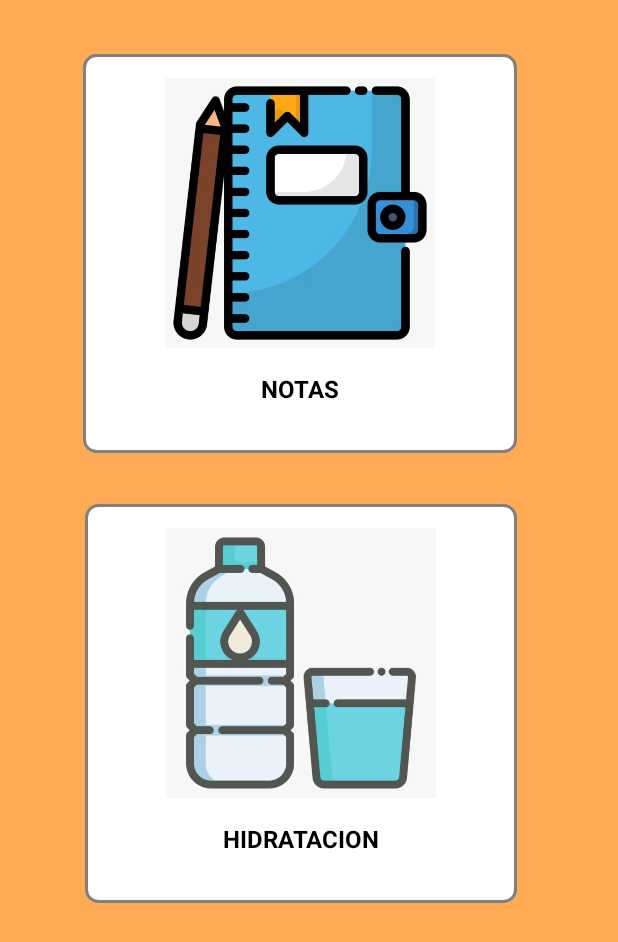
After one commit to neilAnaya/Agenda_1, an Android app: the layout opciones.xml on its own in the app's theme, with its tools: preview values and no code run, on a phone screen of 412 x 824 dp. The commit adds this screen. Shown: the top 942 px of the screen. Run offline under Robolectric (Android 15) with nearby library versions, the phone set to English and light mode, and no system bars.

Commit message:
agragar ventana principal con los botones de notas y hidratacion

```diff
--- /dev/null
+++ b/app/src/main/res/drawable/borderlayout.xml
@@ -0,0 +1,15 @@
+<?xml version="1.0" encoding="utf-8"?>
+<shape xmlns:android="http://schemas.android.com/apk/res/android">
+    <!-- Color del borde -->
+    <stroke
+        android:width="2dp"
+        android:color="#808080">
+        ></stroke>
+
+    <!-- Color de fondo -->
+    <solid android:color="#FFFFFF" /> <!-- Color del fondo, puedes cambiar el valor a otro color -->
+
+    <!-- Opcional: Agrega esquinas redondeadas -->
+    <corners android:radius="8dp" /> <!-- Radio de las esquinas en dp, ajusta según desees -->
+
+</shape>
--- /dev/null
+++ b/app/src/main/res/layout/opciones.xml
@@ -0,0 +1,85 @@
+<?xml version="1.0" encoding="utf-8"?>
+<androidx.constraintlayout.widget.ConstraintLayout xmlns:android="http://schemas.android.com/apk/res/android"
+    xmlns:app="http://schemas.android.com/apk/res-auto"
+    xmlns:tools="http://schemas.android.com/tools"
+    android:layout_width="match_parent"
+    android:layout_height="match_parent"
+    android:background="#FFA5"
+    tools:context=".Opciones">
+
+
+  <LinearLayout
+      android:id="@+id/panel1"
+      android:layout_width="288dp"
+      android:layout_height="266dp"
+      android:layout_marginTop="336dp"
+      android:background="@drawable/borderlayout"
+      android:clickable="true"
+      android:onClick="redirectToForm1"
+      android:orientation="vertical"
+      android:padding="16dp"
+      app:layout_constraintEnd_toEndOf="parent"
+      app:layout_constraintHorizontal_bias="0.458"
+      app:layout_constraintStart_toStartOf="parent"
+      app:layout_constraintTop_toTopOf="parent">
+
+    <ImageView
+        android:id="@+id/imageView"
+        android:layout_width="180dp"
+        android:layout_height="180dp"
+        android:layout_gravity="center"
+        android:scaleType="centerInside"
+        app:srcCompat="@drawable/hidratacion" />
+
+    <TextView
+        android:id="@+id/textView5"
+        android:layout_width="wrap_content"
+        android:layout_height="wrap_content"
+        android:layout_gravity="center_horizontal"
+        android:layout_margin="16dp"
+        android:text="HIDRATACION"
+        android:textColor="#000000"
+        android:textSize="16sp"
+        android:textStyle="bold" />
+
+
+  </LinearLayout>
+
+  <LinearLayout
+      android:id="@+id/panel2"
+      android:layout_width="289dp"
+      android:layout_height="266dp"
+      android:layout_marginTop="36dp"
+      android:background="@drawable/borderlayout"
+      android:clickable="true"
+      android:onClick="redirectToForm2"
+      android:orientation="vertical"
+      android:padding="16dp"
+      app:layout_constraintEnd_toEndOf="parent"
+      app:layout_constraintHorizontal_bias="0.45"
+      app:layout_constraintStart_toStartOf="parent"
+      app:layout_constraintTop_toTopOf="parent">
+
+    <ImageView
+        android:id="@+id/imageView2"
+        android:layout_width="180dp"
+        android:layout_height="180dp"
+        android:layout_gravity="center"
+        android:scaleType="centerInside"
+        app:srcCompat="@drawable/notas" />
+
+    <TextView
+        android:id="@+id/textView4"
+        android:layout_width="wrap_content"
+        android:layout_height="wrap_content"
+        android:layout_gravity="center_horizontal"
+        android:layout_margin="16dp"
+        android:text="NOTAS"
+        android:textColor="#000000"
+        android:textSize="16sp"
+        android:textStyle="bold" />
+
+  </LinearLayout>
+
+
+</androidx.constraintlayout.widget.ConstraintLayout>
```
Also changed, not shown: app/src/main/AndroidManifest.xml (+7 -5 lines), app/src/main/java/com/example/crud_room_kotlin/MainActivity.kt (+2 -9 lines), app/src/main/java/com/example/crud_room_kotlin/Opciones.kt (added, +23 -0 lines), app/src/main/res/layout/activity_main.xml (+1 -7 lines), app/src/main/res/layout/activity_salud_agua.xml (+4 -56 lines), app/src/main/res/drawable/hidratacion.jpg (added), app/src/main/res/drawable/notas.jpg (added).
